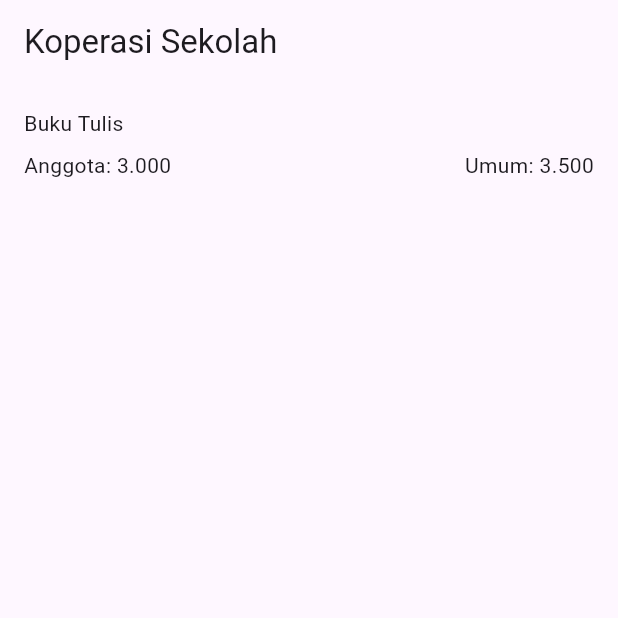
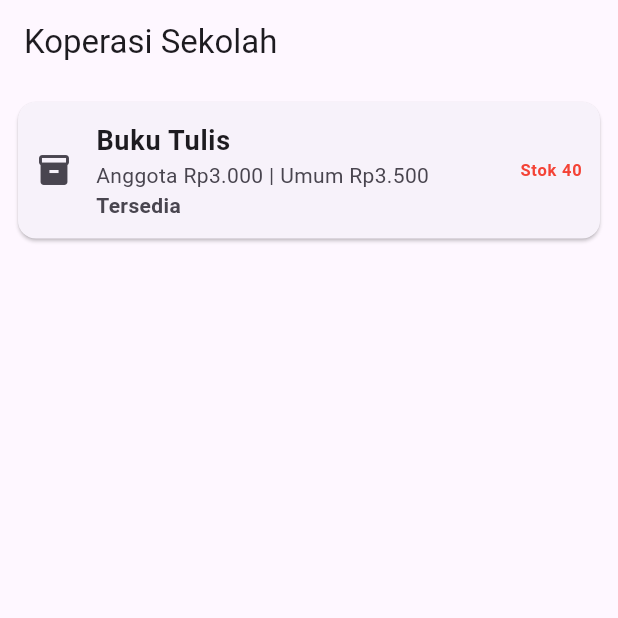
Before and after one commit to agisrpl1-maker/kopsis_ui, a Flutter app: the screen it shows after launch, on a phone screen of 412 x 824 dp, the top half of it. Run offline on Flutter 3.47's test engine with Material 3 defaults, Android fonts, the phone set to English and light mode, and no system bars.

Commit message:
LKM-3 kartu barang

```diff
--- a/lib/main.dart
+++ b/lib/main.dart
@@ -1,31 +1,56 @@
 import 'package:flutter/material.dart';
-void main() => runApp(const MyApp());
+
+void main() => runApp(MyApp());
 
 class MyApp extends StatelessWidget {
-  const MyApp ({super.key});
+  MyApp({super.key});
+  // Variabel stok
+  int stok = 40;
 
   @override
   Widget build(BuildContext context) {
     return MaterialApp(
       home: Scaffold(
-        appBar: AppBar(title: const Text('Koperasi Sekolah')),
-        body: Container(
-          padding: const EdgeInsets.all(16),
-          child: Column(
-            crossAxisAlignment: CrossAxisAlignment.start,
-            children: [
-              const Text('Buku Tulis'),
-              const SizedBox(height: 8,),
-              Row(
-                mainAxisAlignment: MainAxisAlignment.spaceBetween,
-                children: const[
-                  Text('Anggota: 3.000'),
-                  Text('Umum: 3.500'),
-                ],
-              )
-            ],
+        appBar: AppBar(
+          title: const Text('Koperasi Sekolah'),
+        ),
+        body: Card(
+          margin: const EdgeInsets.all(12),
+          child: ListTile(
+            contentPadding: const EdgeInsets.symmetric(
+              horizontal: 12,
+              vertical: 4,
+            ),
+            leading: const Icon(Icons.inventory_2),
+            title: const Text(
+              'Buku Tulis',
+              style: TextStyle(
+                fontSize: 18,
+                fontWeight: FontWeight.bold,
+              ),
+            ),
+            subtitle: const Column(
+              crossAxisAlignment: CrossAxisAlignment.start,
+              mainAxisSize: MainAxisSize.min,
+              children: [
+                Text('Anggota Rp3.000 | Umum Rp3.500'),
+                Text(
+                  'Tersedia',
+                  style: TextStyle(
+                    fontWeight: FontWeight.bold,
+                  ),
+                ),
+              ],
+            ),
+            trailing: Text(
+              'Stok ' + stok.toString(),
+              style: TextStyle(
+                color: stok == 40 ? Colors.red : Colors.black,
+                fontWeight: FontWeight.bold,
+              ),
+            ),
           ),
-        )
+        ),
       ),
     );
   }
```
